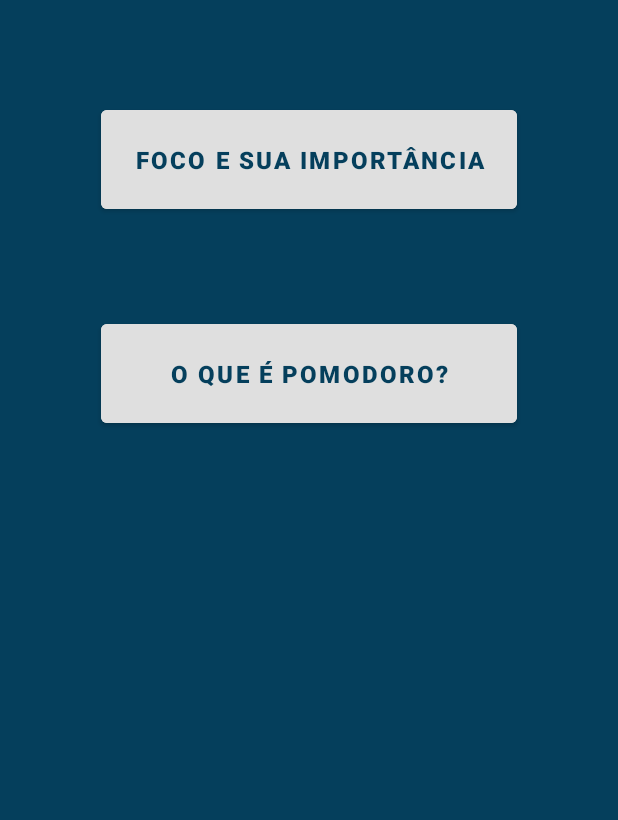
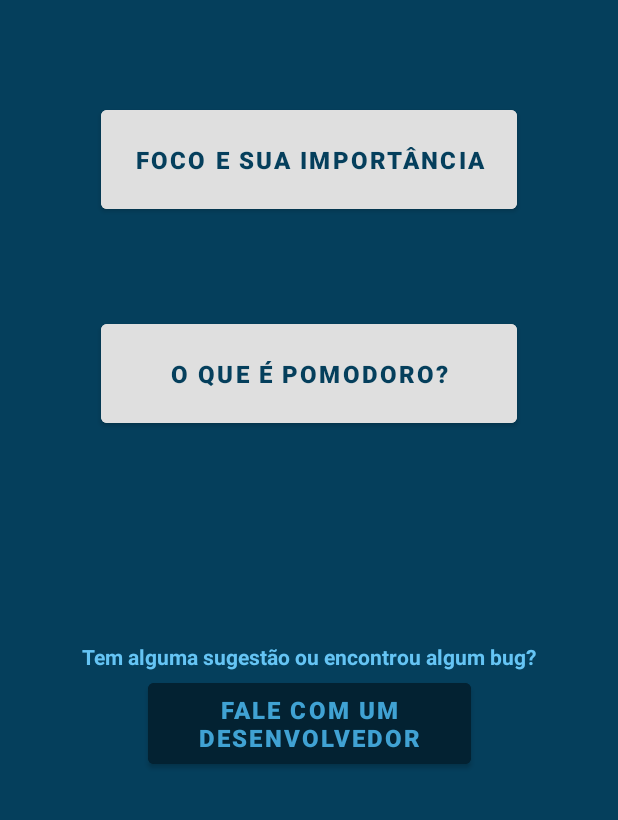
Before and after one commit to ulipese/pocus-app, an Android app: the AboutActivity screen opened directly, with no data from a screen before it, on a phone screen of 412 x 824 dp, the part 416-1236 px from its top. Run offline under Robolectric (Android 15) with nearby library versions, the phone set to English and light mode, and no system bars.

Commit message:
razão do meu colapso, porém, acabei!

```diff
--- a/app/build.gradle
+++ b/app/build.gradle
@@ -25,6 +25,7 @@ android {
         sourceCompatibility JavaVersion.VERSION_1_8
         targetCompatibility JavaVersion.VERSION_1_8
     }
+    namespace 'com.example.pocusapp'
 }
 
 dependencies {
--- a/app/src/main/res/layout/activity_about.xml
+++ b/app/src/main/res/layout/activity_about.xml
@@ -95,4 +95,38 @@
         app:layout_constraintEnd_toEndOf="parent"
         app:layout_constraintStart_toStartOf="parent"
         app:layout_constraintTop_toBottomOf="@+id/btnFocusImportance" />
+
+    <Button
+        android:id="@+id/btnWhatIsPomodoro2"
+        android:layout_width="215dp"
+        android:layout_height="66dp"
+        android:layout_marginStart="100dp"
+        android:layout_marginEnd="100dp"
+        android:layout_marginBottom="29dp"
+        android:backgroundTint="#032232"
+        android:backgroundTintMode="add"
+        android:onClick="sendEmail"
+        android:text="@string/talktodev"
+        android:textColor="#40A2D3"
+        android:textSize="16sp"
+        android:textStyle="bold"
+        app:layout_constraintBottom_toBottomOf="parent"
+        app:layout_constraintEnd_toEndOf="parent"
+        app:layout_constraintStart_toStartOf="parent"
+        app:layout_constraintTop_toBottomOf="@+id/textView10" />
+
+    <TextView
+        android:id="@+id/textView10"
+        android:layout_width="wrap_content"
+        android:layout_height="wrap_content"
+        android:layout_marginStart="50dp"
+        android:layout_marginTop="138dp"
+        android:layout_marginEnd="50dp"
+        android:text="@string/txttalktodev"
+        android:textColor="#65C4F4"
+        android:textStyle="bold"
+        app:layout_constraintBottom_toTopOf="@+id/btnWhatIsPomodoro2"
+        app:layout_constraintEnd_toEndOf="parent"
+        app:layout_constraintStart_toStartOf="parent"
+        app:layout_constraintTop_toBottomOf="@+id/btnWhatIsPomodoro" />
 </androidx.constraintlayout.widget.ConstraintLayout>
--- a/app/src/main/res/values/strings.xml
+++ b/app/src/main/res/values/strings.xml
@@ -6,6 +6,8 @@
     <string name="WhatIsPocus">O que é Pocus?</string>
     <string name="FocusImportance">Foco e sua importância</string>
     <string name="WhatIsPomodoro">O que é pomodoro?</string>
+    <string name="txttalktodev">Tem alguma sugestão ou encontrou algum bug?</string>
+    <string name="talktodev">Fale com um desenvolvedor</string>
 
     <!-- O que é POCUS -->
     <string name="VejaImportancia">Veja a importância do foco</string>
@@ -24,6 +26,7 @@
 
         Não se preocupe, iremos te ajudar com todo esse processo de foco! </string>
     <string name="linkfoco">Veja mais sobre técnicas de estudo</string>
+    <string name="biblioteca">Veja bibliotecas próximas</string>
 
     <string name="OqueEPomodoro">
 Pomodoro é uma técnica de concentração, estudo e gerenciamento de tempo, criada por Francesco Cirillo por volta de 1980.
@@ -48,6 +51,6 @@ Com ela, você dá um tempinho de descanso para seu cérebro, de forma que você
     <string name="permissionbtn">Conceder permissão
     </string>
 
-    <string name="sendEmail">trocar ideia com o dev
+    <string name="sendEmail">Escolha o seu aplicativo de e-mail
     </string>
 </resources>
--- a/app/src/main/res/values/themes.xml
+++ b/app/src/main/res/values/themes.xml
@@ -1,5 +1,5 @@
 <resources xmlns:tools="http://schemas.android.com/tools">
-    <!-- Base application theme. -->
+<!--     Base application theme. -->
     <style name="Theme.PocusApp" parent="Theme.MaterialComponents.DayNight.DarkActionBar">
         <!-- Primary brand color. -->
         <item name="colorPrimary">@color/purple_500</item>
@@ -9,8 +9,8 @@
         <item name="colorSecondary">@color/teal_200</item>
         <item name="colorSecondaryVariant">@color/teal_700</item>
         <item name="colorOnSecondary">@color/black</item>
-        <!-- Status bar color. -->
+         Status bar color.
         <item name="android:statusBarColor" tools:targetApi="l">?attr/colorPrimaryVariant</item>
-        <!-- Customize your theme here. -->
+         Customize your theme here.
     </style>
 </resources>
--- a/build.gradle
+++ b/build.gradle
@@ -1,7 +1,7 @@
 // Top-level build file where you can add configuration options common to all sub-projects/modules.
 plugins {
-    id 'com.android.application' version '7.2.1' apply false
-    id 'com.android.library' version '7.2.1' apply false
+    id 'com.android.application' version '7.3.0' apply false
+    id 'com.android.library' version '7.3.0' apply false
 }
 
 task clean(type: Delete) {
```
Also changed, not shown: app/src/main/AndroidManifest.xml (+3 -5 lines), app/src/main/java/com/example/pocusapp/AboutActivity.java (+13 -0 lines), app/src/main/java/com/example/pocusapp/ImportanceOfFocusActivity.java (+30 -0 lines), app/src/main/java/com/example/pocusapp/talk_developers.java (deleted, +0 -31 lines), app/src/main/res/layout/activity_importance_of_focus.xml (+19 -0 lines), app/src/main/res/layout/activity_talk_developers.xml (deleted, +0 -17 lines), gradle/wrapper/gradle-wrapper.properties.
